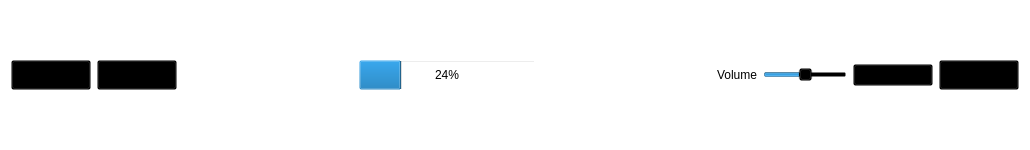
Qt form AYAYA/player/controlswidget.ui (jkbz64/AYAYA) before a commit.
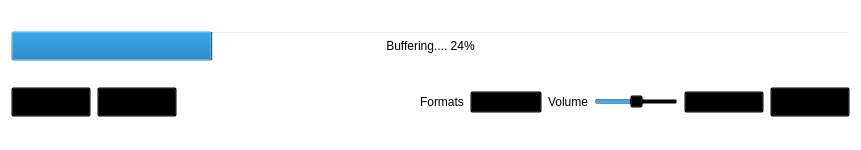
The same form after that commit.

Commit message: Now supports watching streams in different qualities/formats.

The edit to the form file:
```diff
--- a/AYAYA/player/controlswidget.ui
+++ b/AYAYA/player/controlswidget.ui
@@ -6,7 +6,7 @@
    <rect>
     <x>0</x>
     <y>0</y>
-    <width>1030</width>
+    <width>861</width>
     <height>150</height>
    </rect>
   </property>
@@ -38,26 +38,7 @@
    <string notr="true">background-color: transparent;</string>
   </property>
   <layout class="QGridLayout" name="gridLayout">
-   <item row="0" column="1">
-    <widget class="QPushButton" name="m_muteButton">
-     <property name="sizePolicy">
-      <sizepolicy hsizetype="Minimum" vsizetype="Fixed">
-       <horstretch>0</horstretch>
-       <verstretch>1</verstretch>
-      </sizepolicy>
-     </property>
-     <property name="minimumSize">
-      <size>
-       <width>0</width>
-       <height>30</height>
-      </size>
-     </property>
-     <property name="text">
-      <string>Mute</string>
-     </property>
-    </widget>
-   </item>
-   <item row="0" column="8">
+   <item row="1" column="9">
     <widget class="QPushButton" name="m_fullscreenButton">
      <property name="sizePolicy">
       <sizepolicy hsizetype="Minimum" vsizetype="Fixed">
@@ -76,20 +57,7 @@
      </property>
     </widget>
    </item>
-   <item row="0" column="4">
-    <spacer name="horizontalSpacer">
-     <property name="orientation">
-      <enum>Qt::Horizontal</enum>
-     </property>
-     <property name="sizeHint" stdset="0">
-      <size>
-       <width>100</width>
-       <height>20</height>
-      </size>
-     </property>
-    </spacer>
-   </item>
-   <item row="0" column="0">
+   <item row="1" column="0">
     <widget class="QPushButton" name="m_restartButton">
      <property name="sizePolicy">
       <sizepolicy hsizetype="Minimum" vsizetype="Fixed">
@@ -108,33 +76,7 @@
      </property>
     </widget>
    </item>
-   <item row="0" column="2">
-    <spacer name="m_middleSpacer">
-     <property name="orientation">
-      <enum>Qt::Horizontal</enum>
-     </property>
-     <property name="sizeHint" stdset="0">
-      <size>
-       <width>100</width>
-       <height>20</height>
-      </size>
-     </property>
-    </spacer>
-   </item>
-   <item row="0" column="3">
-    <widget class="QProgressBar" name="m_bufferingBar">
-     <property name="minimumSize">
-      <size>
-       <width>0</width>
-       <height>30</height>
-      </size>
-     </property>
-     <property name="value">
-      <number>24</number>
-     </property>
-    </widget>
-   </item>
-   <item row="0" column="5">
+   <item row="1" column="6">
     <widget class="QLabel" name="m_volumeLabel">
      <property name="sizePolicy">
       <sizepolicy hsizetype="Preferred" vsizetype="Fixed">
@@ -156,7 +98,7 @@
      </property>
     </widget>
    </item>
-   <item row="0" column="6">
+   <item row="1" column="7">
     <widget class="QSlider" name="m_volumeSlider">
      <property name="sizePolicy">
       <sizepolicy hsizetype="Minimum" vsizetype="Fixed">
@@ -184,13 +126,71 @@
      </property>
     </widget>
    </item>
-   <item row="0" column="7">
+   <item row="1" column="8">
     <widget class="QPushButton" name="m_theaterModeButton">
      <property name="text">
       <string>Theater</string>
      </property>
     </widget>
    </item>
+   <item row="1" column="1">
+    <widget class="QPushButton" name="m_muteButton">
+     <property name="sizePolicy">
+      <sizepolicy hsizetype="Minimum" vsizetype="Fixed">
+       <horstretch>0</horstretch>
+       <verstretch>1</verstretch>
+      </sizepolicy>
+     </property>
+     <property name="minimumSize">
+      <size>
+       <width>0</width>
+       <height>30</height>
+      </size>
+     </property>
+     <property name="text">
+      <string>Mute</string>
+     </property>
+    </widget>
+   </item>
+   <item row="1" column="5">
+    <widget class="QComboBox" name="m_formatsComboBox"/>
+   </item>
+   <item row="1" column="4">
+    <widget class="QLabel" name="m_formatsLabel">
+     <property name="text">
+      <string>Formats</string>
+     </property>
+    </widget>
+   </item>
+   <item row="0" column="0" colspan="10">
+    <widget class="QProgressBar" name="m_bufferingBar">
+     <property name="minimumSize">
+      <size>
+       <width>0</width>
+       <height>30</height>
+      </size>
+     </property>
+     <property name="value">
+      <number>24</number>
+     </property>
+     <property name="format">
+      <string>Buffering.... %p%</string>
+     </property>
+    </widget>
+   </item>
+   <item row="1" column="3">
+    <spacer name="horizontalSpacer">
+     <property name="orientation">
+      <enum>Qt::Horizontal</enum>
+     </property>
+     <property name="sizeHint" stdset="0">
+      <size>
+       <width>100</width>
+       <height>20</height>
+      </size>
+     </property>
+    </spacer>
+   </item>
   </layout>
  </widget>
  <tabstops>
```
The commit also changes 8 other files.
